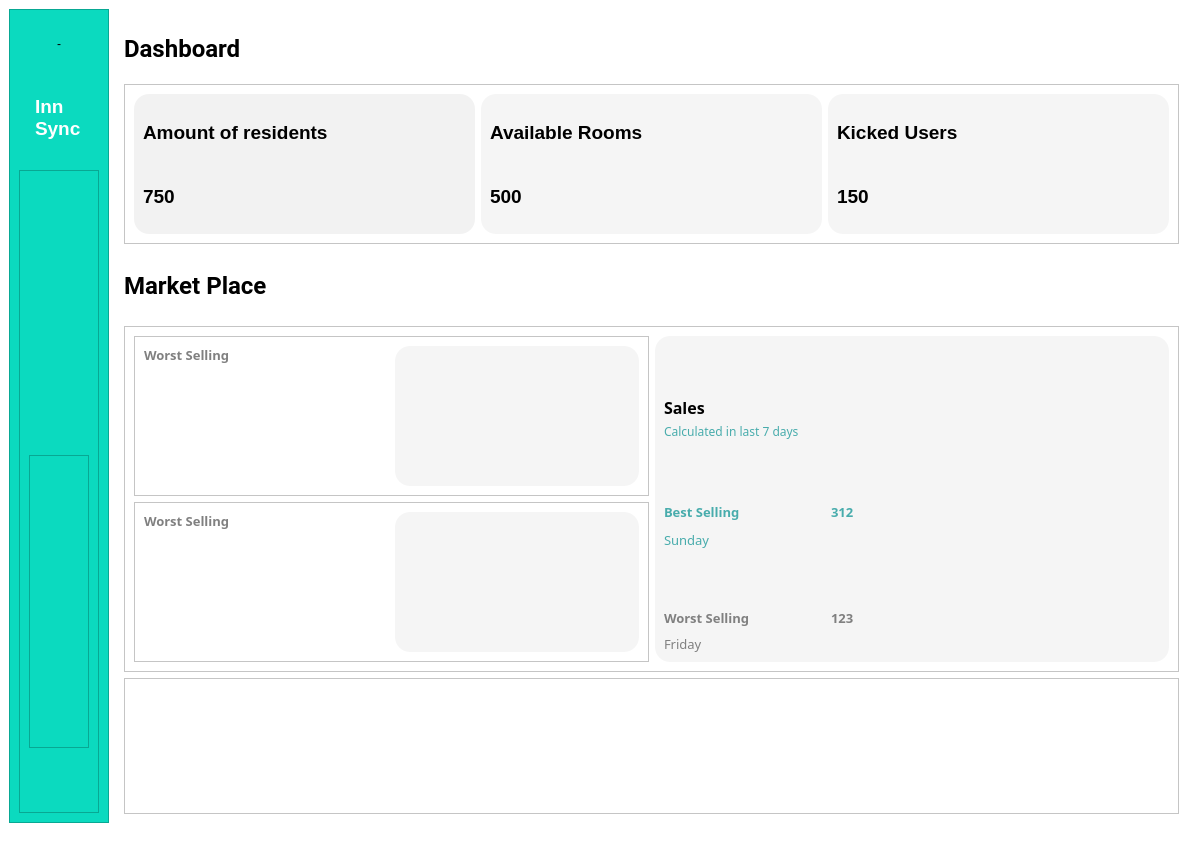
AmnaSalman23/Hotel-Management-System, file ManagerLandingPage.ui: the form before one commit.
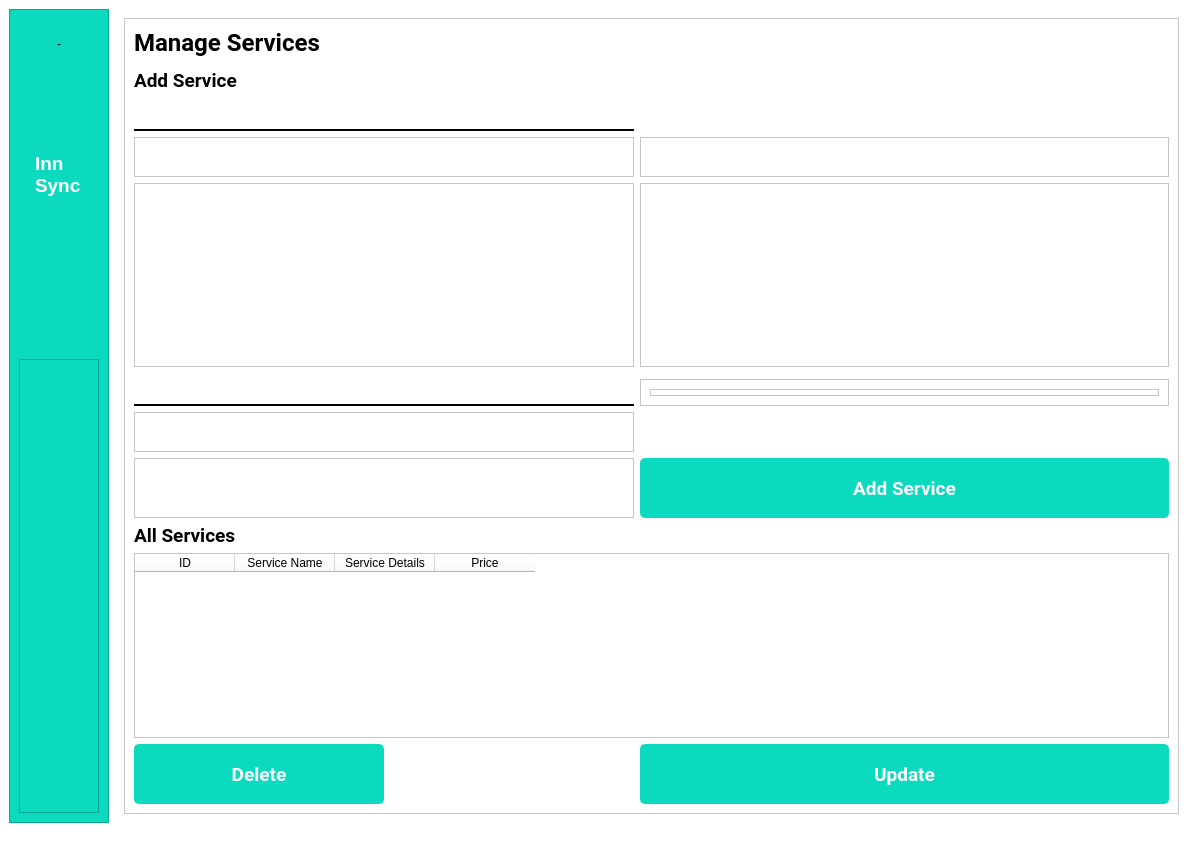
The form after the commit. The open tabs and pages were chosen to show the change. Icons and pictures are not drawn.

Commit message: Add feature show reservations

Patch:
```diff
--- a/ManagerLandingPage.ui
+++ b/ManagerLandingPage.ui
@@ -61,7 +61,7 @@
           <enum>QFrame::Raised</enum>
          </property>
          <layout class="QVBoxLayout" name="verticalLayout">
-          <item alignment="Qt::AlignLeft">
+          <item>
            <widget class="QPushButton" name="dashboardBtn">
             <property name="font">
              <font>
@@ -100,7 +100,7 @@
             </property>
            </widget>
           </item>
-          <item alignment="Qt::AlignLeft">
+          <item>
            <widget class="QPushButton" name="manageUsersBtn">
             <property name="font">
              <font>
@@ -139,7 +139,7 @@
             </property>
            </widget>
           </item>
-          <item alignment="Qt::AlignLeft">
+          <item>
            <widget class="QPushButton" name="manageRoomBtn">
             <property name="font">
              <font>
@@ -178,7 +178,46 @@
             </property>
            </widget>
           </item>
-          <item alignment="Qt::AlignLeft">
+          <item>
+           <widget class="QPushButton" name="manageSerices">
+            <property name="font">
+             <font>
+              <pointsize>12</pointsize>
+             </font>
+            </property>
+            <property name="cursor">
+             <cursorShape>PointingHandCursor</cursorShape>
+            </property>
+            <property name="styleSheet">
+             <string notr="true">QPushButton {
+    color: white;
+    background-color: #0BDABF;
+    padding: 15px;
+    border: none;
+    text-align: center;
+}
+
+QPushButton:hover {
+    background-color: #16E2CB;
+}
+</string>
+            </property>
+            <property name="text">
+             <string/>
+            </property>
+            <property name="icon">
+             <iconset resource="resource.qrc">
+              <normaloff>:/images/Images/icons8-service-64.png</normaloff>:/images/Images/icons8-service-64.png</iconset>
+            </property>
+            <property name="iconSize">
+             <size>
+              <width>40</width>
+              <height>40</height>
+             </size>
+            </property>
+           </widget>
+          </item>
+          <item>
            <widget class="QPushButton" name="backupDatabaseNavigate">
             <property name="font">
              <font>
@@ -217,7 +256,46 @@
             </property>
            </widget>
           </item>
-          <item alignment="Qt::AlignLeft">
+          <item>
+           <widget class="QPushButton" name="showGuestFeedback">
+            <property name="font">
+             <font>
+              <pointsize>12</pointsize>
+             </font>
+            </property>
+            <property name="cursor">
+             <cursorShape>PointingHandCursor</cursorShape>
+            </property>
+            <property name="styleSheet">
+             <string notr="true">QPushButton {
+    color: white;
+    background-color: #0BDABF;
+    padding: 15px;
+    border: none;
+    text-align: center;
+}
+
+QPushButton:hover {
+    background-color: #16E2CB;
+}
+</string>
+            </property>
+            <property name="text">
+             <string/>
+            </property>
+            <property name="icon">
+             <iconset resource="resource.qrc">
+              <normaloff>:/images/Images/icons8-feedback-100.png</normaloff>:/images/Images/icons8-feedback-100.png</iconset>
+            </property>
+            <property name="iconSize">
+             <size>
+              <width>40</width>
+              <height>40</height>
+             </size>
+            </property>
+           </widget>
+          </item>
+          <item>
            <widget class="QPushButton" name="profilePageBtn">
             <property name="font">
              <font>
@@ -257,22 +335,6 @@
            </widget>
           </item>
           <item>
-           <widget class="QFrame" name="frame_12">
-            <property name="sizePolicy">
-             <sizepolicy hsizetype="Preferred" vsizetype="Expanding">
-              <horstretch>0</horstretch>
-              <verstretch>0</verstretch>
-             </sizepolicy>
-            </property>
-            <property name="frameShape">
-             <enum>QFrame::StyledPanel</enum>
-            </property>
-            <property name="frameShadow">
-             <enum>QFrame::Raised</enum>
-            </property>
-           </widget>
-          </item>
-          <item alignment="Qt::AlignLeft">
            <widget class="QPushButton" name="logoutBtn">
             <property name="font">
              <font>
@@ -1056,6 +1118,198 @@
         </item>
        </layout>
       </widget>
+      <widget class="QWidget" name="guestFeedbackPage">
+       <layout class="QGridLayout" name="gridLayout_28">
+        <item row="0" column="0">
+         <widget class="QFrame" name="frame_53">
+          <property name="frameShape">
+           <enum>QFrame::StyledPanel</enum>
+          </property>
+          <property name="frameShadow">
+           <enum>QFrame::Raised</enum>
+          </property>
+          <layout class="QGridLayout" name="gridLayout_26">
+           <item row="5" column="0" colspan="2">
+            <widget class="QFrame" name="frame_61">
+             <property name="frameShape">
+              <enum>QFrame::StyledPanel</enum>
+             </property>
+             <property name="frameShadow">
+              <enum>QFrame::Raised</enum>
+             </property>
+            </widget>
+           </item>
+           <item row="7" column="0">
+            <widget class="QFrame" name="frame_27">
+             <property name="frameShape">
+              <enum>QFrame::StyledPanel</enum>
+             </property>
+             <property name="frameShadow">
+              <enum>QFrame::Raised</enum>
+             </property>
+            </widget>
+           </item>
+           <item row="1" column="0" colspan="2">
+            <widget class="QFrame" name="frame_59">
+             <property name="frameShape">
+              <enum>QFrame::StyledPanel</enum>
+             </property>
+             <property name="frameShadow">
+              <enum>QFrame::Raised</enum>
+             </property>
+            </widget>
+           </item>
+           <item row="2" column="0" rowspan="2" colspan="2">
+            <widget class="QFrame" name="frame_60">
+             <property name="frameShape">
+              <enum>QFrame::StyledPanel</enum>
+             </property>
+             <property name="frameShadow">
+              <enum>QFrame::Raised</enum>
+             </property>
+            </widget>
+           </item>
+           <item row="4" column="0" colspan="2">
+            <widget class="QFrame" name="frame_58">
+             <property name="frameShape">
+              <enum>QFrame::StyledPanel</enum>
+             </property>
+             <property name="frameShadow">
+              <enum>QFrame::Raised</enum>
+             </property>
+            </widget>
+           </item>
+           <item row="5" column="3" rowspan="2">
+            <widget class="QFrame" name="frame_12">
+             <property name="frameShape">
+              <enum>QFrame::StyledPanel</enum>
+             </property>
+             <property name="frameShadow">
+              <enum>QFrame::Raised</enum>
+             </property>
+             <layout class="QGridLayout" name="gridLayout_27"/>
+            </widget>
+           </item>
+           <item row="10" column="0">
+            <widget class="QFrame" name="frame_28">
+             <property name="frameShape">
+              <enum>QFrame::StyledPanel</enum>
+             </property>
+             <property name="frameShadow">
+              <enum>QFrame::Raised</enum>
+             </property>
+            </widget>
+           </item>
+           <item row="9" column="1" colspan="2">
+            <widget class="QFrame" name="frame_35">
+             <property name="frameShape">
+              <enum>QFrame::StyledPanel</enum>
+             </property>
+             <property name="frameShadow">
+              <enum>QFrame::Raised</enum>
+             </property>
+             <layout class="QVBoxLayout" name="verticalLayout_5"/>
+            </widget>
+           </item>
+           <item row="8" column="0" colspan="2">
+            <widget class="QFrame" name="frame_62">
+             <property name="frameShape">
+              <enum>QFrame::StyledPanel</enum>
+             </property>
+             <property name="frameShadow">
+              <enum>QFrame::Raised</enum>
+             </property>
+            </widget>
+           </item>
+           <item row="11" column="0">
+            <widget class="QLabel" name="label_34">
+             <property name="maximumSize">
+              <size>
+               <width>16777215</width>
+               <height>60</height>
+              </size>
+             </property>
+             <property name="font">
+              <font>
+               <family>Roboto</family>
+               <pointsize>14</pointsize>
+               <weight>75</weight>
+               <bold>true</bold>
+              </font>
+             </property>
+             <property name="text">
+              <string>All Feedbacks:</string>
+             </property>
+            </widget>
+           </item>
+           <item row="0" column="0">
+            <widget class="QLabel" name="label_32">
+             <property name="maximumSize">
+              <size>
+               <width>16777215</width>
+               <height>60</height>
+              </size>
+             </property>
+             <property name="font">
+              <font>
+               <family>Roboto</family>
+               <pointsize>18</pointsize>
+               <weight>75</weight>
+               <bold>true</bold>
+              </font>
+             </property>
+             <property name="text">
+              <string>Guest Feedbacks</string>
+             </property>
+            </widget>
+           </item>
+           <item row="12" column="0" colspan="4">
+            <widget class="QTableWidget" name="showAllUsersTable">
+             <property name="selectionBehavior">
+              <enum>QAbstractItemView::SelectRows</enum>
+             </property>
+             <attribute name="horizontalHeaderCascadingSectionResizes">
+              <bool>false</bool>
+             </attribute>
+             <attribute name="horizontalHeaderShowSortIndicator" stdset="0">
+              <bool>false</bool>
+             </attribute>
+             <attribute name="horizontalHeaderStretchLastSection">
+              <bool>false</bool>
+             </attribute>
+             <attribute name="verticalHeaderCascadingSectionResizes">
+              <bool>false</bool>
+             </attribute>
+             <attribute name="verticalHeaderShowSortIndicator" stdset="0">
+              <bool>false</bool>
+             </attribute>
+             <column>
+              <property name="text">
+               <string>ID</string>
+              </property>
+             </column>
+             <column>
+              <property name="text">
+               <string>First Name</string>
+              </property>
+             </column>
+             <column>
+              <property name="text">
+               <string>Last Name</string>
+              </property>
+             </column>
+             <column>
+              <property name="text">
+               <string>Feedback</string>
+              </property>
+             </column>
+            </widget>
+           </item>
+          </layout>
+         </widget>
+        </item>
+       </layout>
+      </widget>
       <widget class="QWidget" name="manageStaffPage">
        <layout class="QGridLayout" name="gridLayout_12">
         <item row="0" column="0">
@@ -2175,8 +2429,444 @@
         </item>
        </layout>
       </widget>
-      <widget class="QWidget" name="managePaymentsPage">
-       <layout class="QGridLayout" name="gridLayout_20"/>
+      <widget class="QWidget" name="manageServicePage">
+       <layout class="QGridLayout" name="gridLayout_25">
+        <item row="0" column="0">
+         <widget class="QFrame" name="frame_67">
+          <property name="frameShape">
+           <enum>QFrame::StyledPanel</enum>
+          </property>
+          <property name="frameShadow">
+           <enum>QFrame::Raised</enum>
+          </property>
+          <layout class="QGridLayout" name="gridLayout_20">
+           <item row="2" column="0">
+            <widget class="QLabel" name="label_40">
+             <property name="maximumSize">
+              <size>
+               <width>16777215</width>
+               <height>60</height>
+              </size>
+             </property>
+             <property name="font">
+              <font>
+               <family>Roboto</family>
+               <pointsize>14</pointsize>
+               <weight>75</weight>
+               <bold>true</bold>
+              </font>
+             </property>
+             <property name="text">
+              <string>Add Service</string>
+             </property>
+            </widget>
+           </item>
+           <item row="0" column="0">
+            <widget class="QLabel" name="label_38">
+             <property name="maximumSize">
+              <size>
+               <width>16777215</width>
+               <height>60</height>
+              </size>
+             </property>
+             <property name="font">
+              <font>
+               <family>Roboto</family>
+               <pointsize>18</pointsize>
+               <weight>75</weight>
+               <bold>true</bold>
+              </font>
+             </property>
+             <property name="text">
+              <string>Manage Services</string>
+             </property>
+            </widget>
+           </item>
+           <item row="4" column="0">
+            <widget class="QLineEdit" name="serviceNameInput">
+             <property name="maximumSize">
+              <size>
+               <width>500</width>
+               <height>16777215</height>
+              </size>
+             </property>
+             <property name="font">
+              <font>
+               <family>Roboto</family>
+               <pointsize>14</pointsize>
+               <weight>75</weight>
+               <bold>true</bold>
+              </font>
+             </property>
+             <property name="styleSheet">
+              <string notr="true">border:none;
+border-bottom:2px solid black;</string>
+             </property>
+             <property name="text">
+              <string/>
+             </property>
+            </widget>
+           </item>
+           <item row="6" column="0">
+            <widget class="QTextEdit" name="serviceDescriptionInput">
+             <property name="maximumSize">
+              <size>
+               <width>500</width>
+               <height>16777215</height>
+              </size>
+             </property>
+            </widget>
+           </item>
+           <item row="9" column="0">
+            <widget class="QLineEdit" name="servicePriceInput">
+             <property name="maximumSize">
+              <size>
+               <width>500</width>
+               <height>16777215</height>
+              </size>
+             </property>
+             <property name="font">
+              <font>
+               <family>Roboto</family>
+               <pointsize>14</pointsize>
+               <weight>75</weight>
+               <bold>true</bold>
+              </font>
+             </property>
+             <property name="styleSheet">
+              <string notr="true">border:none;
+border-bottom:2px solid black;</string>
+             </property>
+             <property name="text">
+              <string/>
+             </property>
+            </widget>
+           </item>
+           <item row="12" column="0">
+            <widget class="QLabel" name="label_41">
+             <property name="maximumSize">
+              <size>
+               <width>16777215</width>
+               <height>60</height>
+              </size>
+             </property>
+             <property name="font">
+              <font>
+               <family>Roboto</family>
+               <pointsize>14</pointsize>
+               <weight>75</weight>
+               <bold>true</bold>
+              </font>
+             </property>
+             <property name="text">
+              <string>All Services</string>
+             </property>
+            </widget>
+           </item>
+           <item row="13" column="0" colspan="2">
+            <widget class="QTableWidget" name="showAllServicesTable">
+             <property name="selectionBehavior">
+              <enum>QAbstractItemView::SelectRows</enum>
+             </property>
+             <attribute name="horizontalHeaderCascadingSectionResizes">
+              <bool>false</bool>
+             </attribute>
+             <attribute name="horizontalHeaderShowSortIndicator" stdset="0">
+              <bool>false</bool>
+             </attribute>
+             <attribute name="horizontalHeaderStretchLastSection">
+              <bool>false</bool>
+             </attribute>
+             <attribute name="verticalHeaderCascadingSectionResizes">
+              <bool>false</bool>
+             </attribute>
+             <attribute name="verticalHeaderShowSortIndicator" stdset="0">
+              <bool>false</bool>
+             </attribute>
+             <column>
+              <property name="text">
+               <string>ID</string>
+              </property>
+             </column>
+             <column>
+              <property name="text">
+               <string>Service Name</string>
+              </property>
+             </column>
+             <column>
+              <property name="text">
+               <string>Service Details</string>
+              </property>
+             </column>
+             <column>
+              <property name="text">
+               <string>Price</string>
+              </property>
+             </column>
+            </widget>
+           </item>
+           <item row="14" column="0">
+            <widget class="QPushButton" name="deleteServiceBtn">
+             <property name="minimumSize">
+              <size>
+               <width>0</width>
+               <height>60</height>
+              </size>
+             </property>
+             <property name="maximumSize">
+              <size>
+               <width>250</width>
+               <height>16777215</height>
+              </size>
+             </property>
+             <property name="font">
+              <font>
+               <family>Roboto</family>
+               <pointsize>14</pointsize>
+               <weight>75</weight>
+               <bold>true</bold>
+              </font>
+             </property>
+             <property name="styleSheet">
+              <string notr="true">/* Normal state styling */
+QPushButton#deleteServiceBtn {
+    color: white;
+    background: #0BDABF;
+    border: 2px solid #0BDABF;
+    border-radius: 5px;
+    padding: 5px 10px;
+}
+
+/* Hover state styling */
+QPushButton#deleteServiceBtn:hover {
+    background: #08A79D; /* Change the color for hover effect */
+}
+
+/* Advanced styling */
+QPushButton#deleteServiceBtn:pressed {
+    background: #067267; /* Change the color for pressed effect */
+    border: 2px solid #067267;
+}
+
+/* Add any other advanced styling here */
+
+</string>
+             </property>
+             <property name="text">
+              <string>Delete</string>
+             </property>
+            </widget>
+           </item>
+           <item row="14" column="1">
+            <widget class="QPushButton" name="updateServiceBtn">
+             <property name="minimumSize">
+              <size>
+               <width>0</width>
+               <height>60</height>
+              </size>
+             </property>
+             <property name="font">
+              <font>
+               <family>Roboto</family>
+               <pointsize>14</pointsize>
+               <weight>75</weight>
+               <bold>true</bold>
+              </font>
+             </property>
+             <property name="styleSheet">
+              <string notr="true">/* Normal state styling */
+QPushButton#updateServiceBtn {
+    color: white;
+    background: #0BDABF;
+    border: 2px solid #0BDABF;
+    border-radius: 5px;
+    padding: 5px 10px;
+}
+
+/* Hover state styling */
+QPushButton#updateServiceBtn:hover {
+    background: #08A79D; /* Change the color for hover effect */
+}
+
+/* Advanced styling */
+QPushButton#updateServiceBtn:pressed {
+    background: #067267; /* Change the color for pressed effect */
+    border: 2px solid #067267;
+}
+
+/* Add any other advanced styling here */
+
+</string>
+             </property>
+             <property name="text">
+              <string>Update</string>
+             </property>
+            </widget>
+           </item>
+           <item row="6" column="1">
+            <widget class="QFrame" name="frame_31">
+             <property name="frameShape">
+              <enum>QFrame::StyledPanel</enum>
+             </property>
+             <property name="frameShadow">
+              <enum>QFrame::Raised</enum>
+             </property>
+            </widget>
+           </item>
+           <item row="5" column="1">
+            <widget class="QFrame" name="frame_72">
+             <property name="frameShape">
+              <enum>QFrame::StyledPanel</enum>
+             </property>
+             <property name="frameShadow">
+              <enum>QFrame::Raised</enum>
+             </property>
+            </widget>
+           </item>
+           <item row="3" column="0">
+            <widget class="QFrame" name="frame_68">
+             <property name="frameShape">
+              <enum>QFrame::StyledPanel</enum>
+             </property>
+             <property name="frameShadow">
+              <enum>QFrame::Raised</enum>
+             </property>
+            </widget>
+           </item>
+           <item row="1" column="0">
+            <widget class="QFrame" name="frame_69">
+             <property name="frameShape">
+              <enum>QFrame::StyledPanel</enum>
+             </property>
+             <property name="frameShadow">
+              <enum>QFrame::Raised</enum>
+             </property>
+            </widget>
+           </item>
+           <item row="7" column="0">
+            <widget class="QFrame" name="frame_71">
+             <property name="frameShape">
+              <enum>QFrame::StyledPanel</enum>
+             </property>
+             <property name="frameShadow">
+              <enum>QFrame::Raised</enum>
+             </property>
+            </widget>
+           </item>
+           <item row="11" column="0">
+            <widget class="QFrame" name="frame_70">
+             <property name="frameShape">
+              <enum>QFrame::StyledPanel</enum>
+             </property>
+             <property name="frameShadow">
+              <enum>QFrame::Raised</enum>
+             </property>
+            </widget>
+           </item>
+           <item row="9" column="1">
+            <widget class="QFrame" name="frame_26">
+             <property name="frameShape">
+              <enum>QFrame::StyledPanel</enum>
+             </property>
+             <property name="frameShadow">
+              <enum>QFrame::Raised</enum>
+             </property>
+             <layout class="QGridLayout" name="gridLayout_24">
+              <item row="0" column="0">
+               <widget class="QFrame" name="frame_81">
+                <property name="frameShape">
+                 <enum>QFrame::StyledPanel</enum>
+                </property>
+                <property name="frameShadow">
+                 <enum>QFrame::Raised</enum>
+                </property>
+               </widget>
+              </item>
+             </layout>
+            </widget>
+           </item>
+           <item row="5" column="0">
+            <widget class="QFrame" name="frame_34">
+             <property name="minimumSize">
+              <size>
+               <width>0</width>
+               <height>40</height>
+              </size>
+             </property>
+             <property name="frameShape">
+              <enum>QFrame::StyledPanel</enum>
+             </property>
+             <property name="frameShadow">
+              <enum>QFrame::Raised</enum>
+             </property>
+            </widget>
+           </item>
+           <item row="11" column="1">
+            <widget class="QPushButton" name="addServiceBtn_2">
+             <property name="minimumSize">
+              <size>
+               <width>0</width>
+               <height>60</height>
+              </size>
+             </property>
+             <property name="font">
+              <font>
+               <family>Roboto</family>
+               <pointsize>14</pointsize>
+               <weight>75</weight>
+               <bold>true</bold>
+              </font>
+             </property>
+             <property name="styleSheet">
+              <string notr="true">/* Normal state styling */
+QPushButton#addServiceBtn_2 {
+    color: white;
+    background: #0BDABF;
+    border: 2px solid #0BDABF;
+    border-radius: 5px;
+    padding: 5px 10px;
+}
+
+/* Hover state styling */
+QPushButton#addServiceBtn_2:hover {
+    background: #08A79D; /* Change the color for hover effect */
+}
+
+/* Advanced styling */
+QPushButton#addServiceBtn_2:pressed {
+    background: #067267; /* Change the color for pressed effect */
+    border: 2px solid #067267;
+}
+
+/* Add any other advanced styling here */
+
+</string>
+             </property>
+             <property name="text">
+              <string>Add Service</string>
+             </property>
+            </widget>
+           </item>
+           <item row="10" column="0">
+            <widget class="QFrame" name="frame_82">
+             <property name="minimumSize">
+              <size>
+               <width>0</width>
+               <height>40</height>
+              </size>
+             </property>
+             <property name="frameShape">
+              <enum>QFrame::StyledPanel</enum>
+             </property>
+             <property name="frameShadow">
+              <enum>QFrame::Raised</enum>
+             </property>
+            </widget>
+           </item>
+          </layout>
+         </widget>
+        </item>
+       </layout>
       </widget>
       <widget class="QWidget" name="userProfile">
        <layout class="QGridLayout" name="gridLayout_21">
```
Left out of the diff: 2 changed lines with no effect on the pictures. The commit also changes 30 other files.
